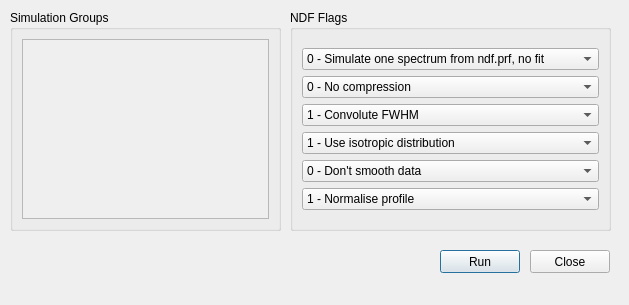
Above: ui/NDF_run.ui from m-sequeira/IBA-Studio before the change. Below: the same form after it.
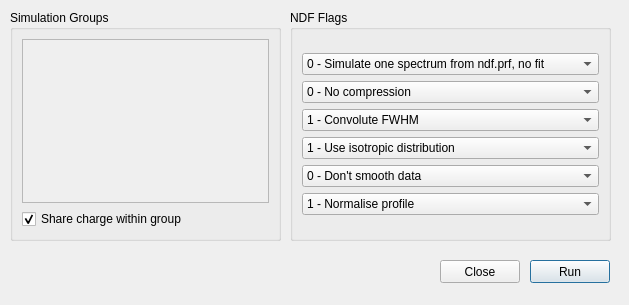
That is the form after the change.

The edit to the form file:
```diff
--- a/ui/NDF_run.ui
+++ b/ui/NDF_run.ui
@@ -35,7 +35,7 @@
       <x>10</x>
       <y>10</y>
       <width>271</width>
-      <height>221</height>
+      <height>231</height>
      </rect>
     </property>
     <property name="title">
@@ -53,7 +53,7 @@
           <x>0</x>
           <y>0</y>
           <width>245</width>
-          <height>175</height>
+          <height>156</height>
          </rect>
         </property>
         <layout class="QVBoxLayout" name="verticalLayout">
@@ -64,13 +64,23 @@
        </widget>
       </widget>
      </item>
+     <item row="1" column="0">
+      <widget class="QCheckBox" name="checkSharedCharge">
+       <property name="text">
+        <string>Share charge within group</string>
+       </property>
+       <property name="checked">
+        <bool>true</bool>
+       </property>
+      </widget>
+     </item>
     </layout>
    </widget>
    <widget class="QPushButton" name="runButton">
     <property name="geometry">
      <rect>
-      <x>440</x>
-      <y>250</y>
+      <x>530</x>
+      <y>260</y>
       <width>80</width>
       <height>23</height>
      </rect>
@@ -88,7 +98,7 @@
       <x>290</x>
       <y>10</y>
       <width>321</width>
-      <height>221</height>
+      <height>231</height>
      </rect>
     </property>
     <property name="title">
@@ -248,8 +258,8 @@
    <widget class="QPushButton" name="closeButton">
     <property name="geometry">
      <rect>
-      <x>530</x>
-      <y>250</y>
+      <x>440</x>
+      <y>260</y>
       <width>80</width>
       <height>23</height>
      </rect>
```
